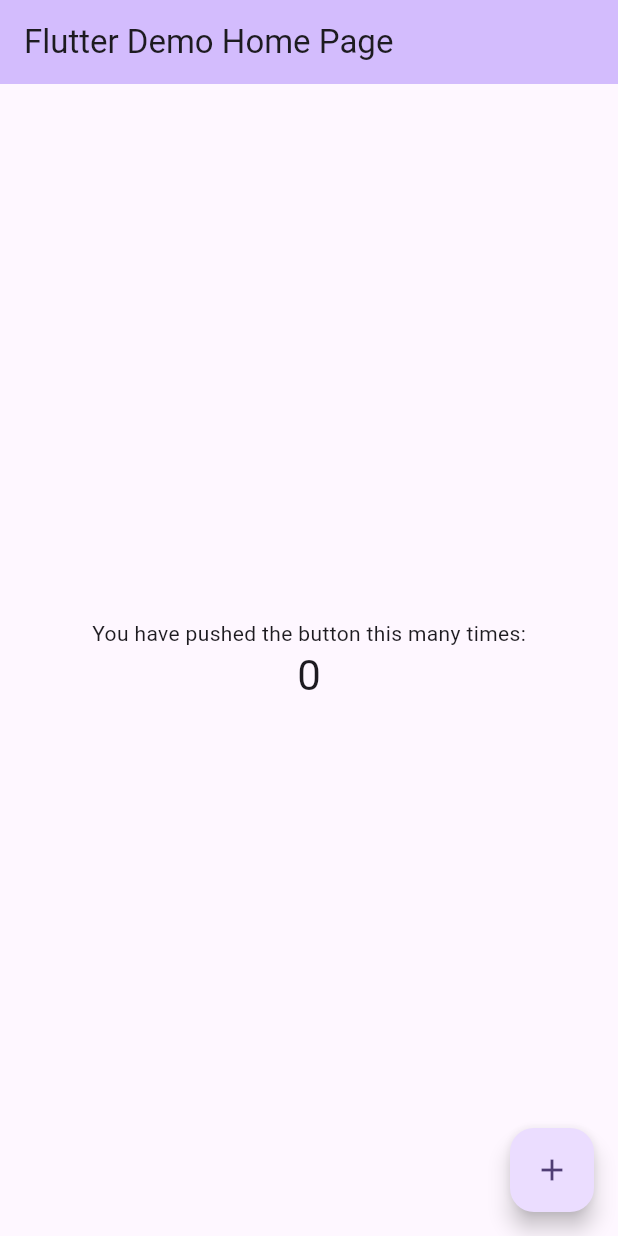
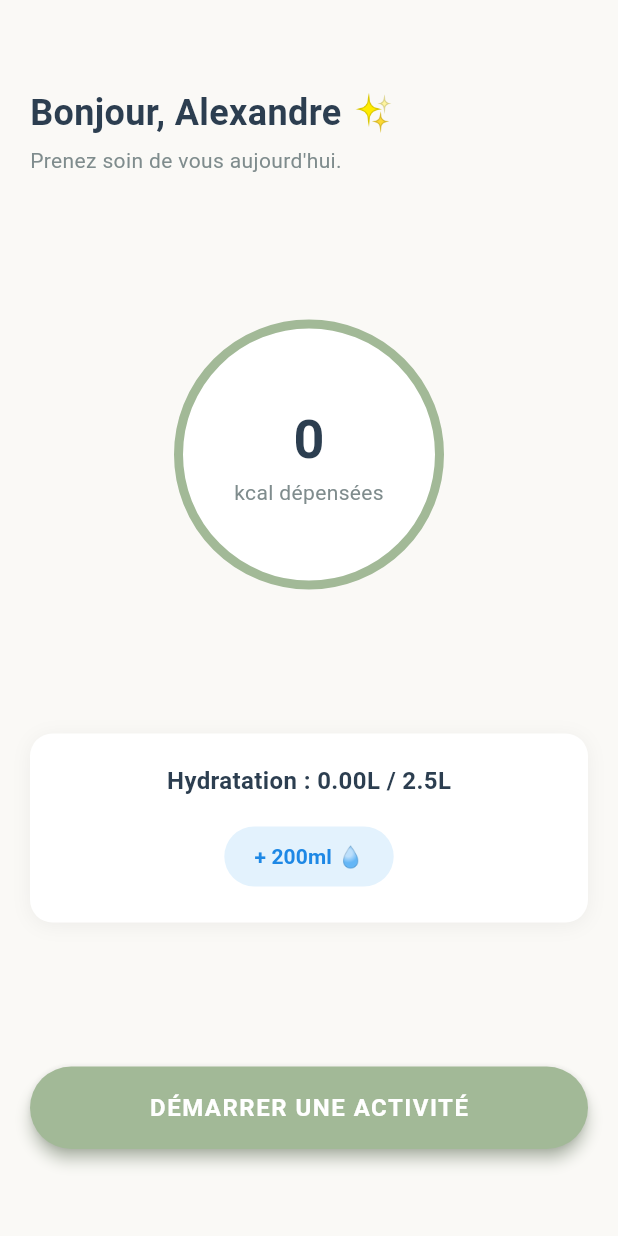
Before and after one commit to Kandrath/my-E-Coach, a Flutter app: the screen it shows after launch, on a phone screen of 412 x 824 dp. Run offline on Flutter 3.47's test engine with Material 3 defaults, Android fonts, the light colour scheme and no system bars.

Commit message:
Migration to flutter

```diff
--- a/lib/main.dart
+++ b/lib/main.dart
@@ -1,4 +1,5 @@
 import 'package:flutter/material.dart';
+import 'package:my_e_coach/screens/dashboard_screen.dart';
 
 void main() {
   runApp(const MyApp());
@@ -28,9 +29,9 @@ class MyApp extends StatelessWidget {
         //
         // This works for code too, not just values: Most code changes can be
         // tested with just a hot reload.
-        colorScheme: .fromSeed(seedColor: Colors.deepPurple),
+        colorScheme: ColorScheme.fromSeed(seedColor: Colors.deepPurple),
       ),
-      home: const MyHomePage(title: 'Flutter Demo Home Page'),
+      home: const DashboardScreen(),
     );
   }
 }
--- /dev/null
+++ b/lib/screens/dashboard_screen.dart
@@ -0,0 +1,171 @@
+import 'package:flutter/material.dart';
+
+class DashboardScreen extends StatefulWidget {
+  const DashboardScreen({super.key});
+
+  @override
+  State<DashboardScreen> createState() => _DashboardScreenState();
+}
+
+class _DashboardScreenState extends State<DashboardScreen> {
+  final int _calories = 0;
+  int _water = 0; // en ml
+
+  void _addWater(int amount) {
+    setState(() {
+      _water += amount;
+    });
+  }
+
+  @override
+  Widget build(BuildContext context) {
+    return Scaffold(
+      backgroundColor: const Color(0xFFFAF9F6),
+      body: SafeArea(
+        child: Padding(
+          padding: const EdgeInsets.symmetric(horizontal: 20.0, vertical: 10.0),
+          child: Column(
+            mainAxisAlignment: MainAxisAlignment.spaceAround,
+            crossAxisAlignment: CrossAxisAlignment.stretch,
+            children: [
+              // En-tête
+              Column(
+                crossAxisAlignment: CrossAxisAlignment.start,
+                children: const [
+                  Text(
+                    'Bonjour, Alexandre ✨',
+                    style: TextStyle(
+                      fontSize: 24,
+                      fontWeight: FontWeight.bold,
+                      color: Color(0xFF2C3E50),
+                    ),
+                  ),
+                  SizedBox(height: 5),
+                  Text(
+                    "Prenez soin de vous aujourd'hui.",
+                    style: TextStyle(
+                      fontSize: 14,
+                      color: Color(0xFF7F8C8D),
+                    ),
+                  ),
+                ],
+              ),
+
+              // Module Calories (Cercle Zen)
+              Center(
+                child: Container(
+                  width: 180,
+                  height: 180,
+                  decoration: BoxDecoration(
+                    color: Colors.white,
+                    shape: BoxShape.circle,
+                    border: Border.all(
+                      color: const Color(0xFFA2B997),
+                      width: 6,
+                    ),
+                  ),
+                  child: Column(
+                    mainAxisAlignment: MainAxisAlignment.center,
+                    children: [
+                      Text(
+                        '$_calories',
+                        style: const TextStyle(
+                          fontSize: 36,
+                          fontWeight: FontWeight.bold,
+                          color: Color(0xFF2C3E50),
+                        ),
+                      ),
+                      const Text(
+                        'kcal dépensées',
+                        style: TextStyle(
+                          fontSize: 14,
+                          color: Color(0xFF7F8C8D),
+                        ),
+                      ),
+                    ],
+                  ),
+                ),
+              ),
+
+              // Module Hydratation
+              Container(
+                padding: const EdgeInsets.all(20),
+                decoration: BoxDecoration(
+                  color: Colors.white,
+                  borderRadius: BorderRadius.circular(15),
+                  boxShadow: [
+                    BoxShadow(
+                      color: Colors.black.withOpacity(0.05),
+                      offset: const Offset(0, 2),
+                      blurRadius: 10,
+                    ),
+                  ],
+                ),
+                child: Column(
+                  children: [
+                    Text(
+                      'Hydratation : ${(_water / 1000.0).toStringAsFixed(2)}L / 2.5L',
+                      style: const TextStyle(
+                        fontSize: 16,
+                        fontWeight: FontWeight.w600,
+                        color: Color(0xFF2C3E50),
+                      ),
+                    ),
+                    const SizedBox(height: 15),
+                    Center(
+                      child: TextButton(
+                        onPressed: () => _addWater(200),
+                        style: TextButton.styleFrom(
+                          backgroundColor: const Color(0xFFE3F2FD),
+                          padding: const EdgeInsets.symmetric(
+                            vertical: 10,
+                            horizontal: 20,
+                          ),
+                          shape: RoundedRectangleBorder(
+                            borderRadius: BorderRadius.circular(20),
+                          ),
+                        ),
+                        child: const Text(
+                          '+ 200ml 💧',
+                          style: TextStyle(
+                            color: Color(0xFF1E88E5),
+                            fontWeight: FontWeight.w600,
+                          ),
+                        ),
+                      ),
+                    ),
+                  ],
+                ),
+              ),
+
+              // Bouton Action Principal (CTA)
+              ElevatedButton(
+                onPressed: () {
+                  // Action principale
+                },
+                style: ElevatedButton.styleFrom(
+                  backgroundColor: const Color(0xFFA2B997),
+                  foregroundColor: Colors.white,
+                  shadowColor: const Color(0xFFA2B997),
+                  elevation: 4,
+                  padding: const EdgeInsets.symmetric(vertical: 16),
+                  shape: RoundedRectangleBorder(
+                    borderRadius: BorderRadius.circular(30),
+                  ),
+                ),
+                child: const Text(
+                  'DÉMARRER UNE ACTIVITÉ',
+                  style: TextStyle(
+                    fontSize: 16,
+                    fontWeight: FontWeight.bold,
+                    letterSpacing: 1,
+                  ),
+                ),
+              ),
+            ],
+          ),
+        ),
+      ),
+    );
+  }
+}
```
Also changed, not shown: 1 other file.
